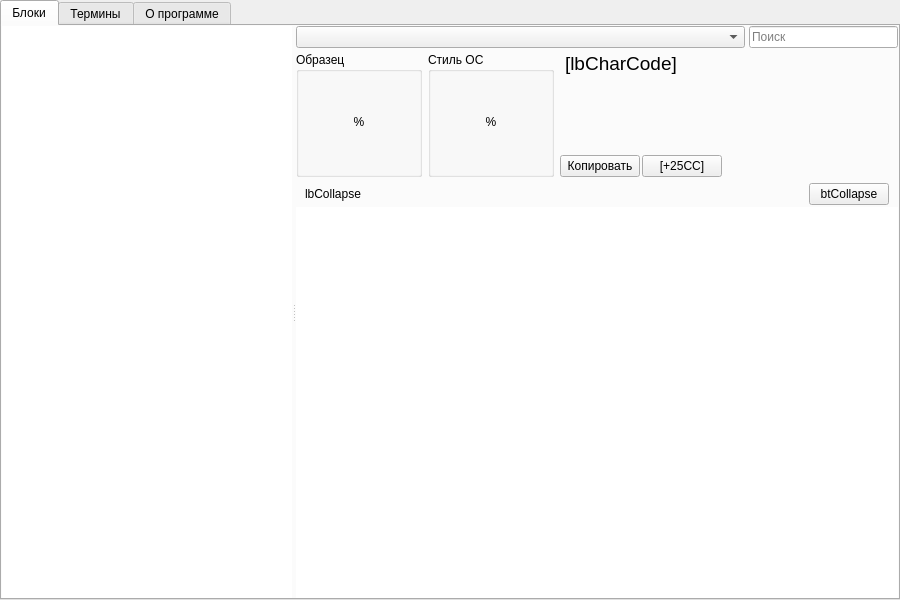
Old version of the form Unicodia/FmMain.ui in the repository Mercury13/unicodia.
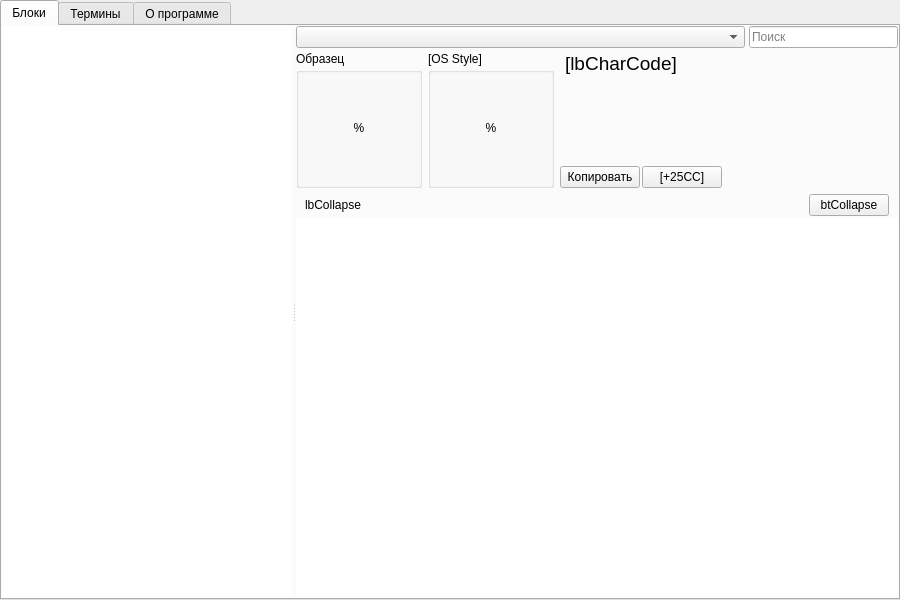
New version of the form. The open tabs and pages were chosen to show the change. Icons and pictures are not drawn. Custom widgets are drawn as their Qt base class.

Commit message: Disposed of “OS style”, wrote font name on top

```diff
--- a/Unicodia/FmMain.ui
+++ b/Unicodia/FmMain.ui
@@ -179,10 +179,19 @@
                    <number>4</number>
                   </property>
                   <item>
-                   <widget class="QGroupBox" name="grpSample">
-                    <property name="title">
+                   <layout class="QVBoxLayout" name="laySample" stretch="0,1">
+                    <property name="spacing">
+                     <number>1</number>
+                    </property>
+                    <item>
+                     <widget class="QLabel" name="lbSampleTitle">
+                      <property name="text">
                      <string>Образец</string>
                     </property>
+                     </widget>
+                    </item>
+                    <item>
+                     <widget class="QGroupBox" name="grpSample">
                     <layout class="QHBoxLayout" name="horizontalLayout_2">
                      <property name="spacing">
                       <number>0</number>
@@ -223,7 +232,7 @@
                            <property name="minimumSize">
                             <size>
                              <width>120</width>
-                             <height>100</height>
+                               <height>110</height>
                             </size>
                            </property>
                            <property name="font">
@@ -257,11 +266,22 @@
                     </layout>
                    </widget>
                   </item>
+                   </layout>
+                  </item>
+                  <item>
+                   <layout class="QVBoxLayout" name="layOs" stretch="0,1">
+                    <property name="spacing">
+                     <number>1</number>
+                    </property>
+                    <item>
+                     <widget class="QLabel" name="lbOsTitle">
+                      <property name="text">
+                       <string>[OS Style]</string>
+                      </property>
+                     </widget>
+                    </item>
                   <item>
                    <widget class="QGroupBox" name="grpOs">
-                    <property name="title">
-                     <string>Стиль ОС</string>
-                    </property>
                     <layout class="QHBoxLayout" name="horizontalLayout_3">
                      <property name="spacing">
                       <number>0</number>
@@ -283,7 +303,7 @@
                        <property name="minimumSize">
                         <size>
                          <width>120</width>
-                         <height>100</height>
+                           <height>110</height>
                         </size>
                        </property>
                        <property name="text">
@@ -296,6 +316,8 @@
                      </item>
                     </layout>
                    </widget>
+                    </item>
+                   </layout>
                   </item>
                   <item>
                    <widget class="QWidget" name="widget_2" native="true">
```
Left out of the diff: 2 changed lines with no effect on the pictures. Lines whose indentation alone changed are shown as unchanged. The commit also changes 3 other files.
